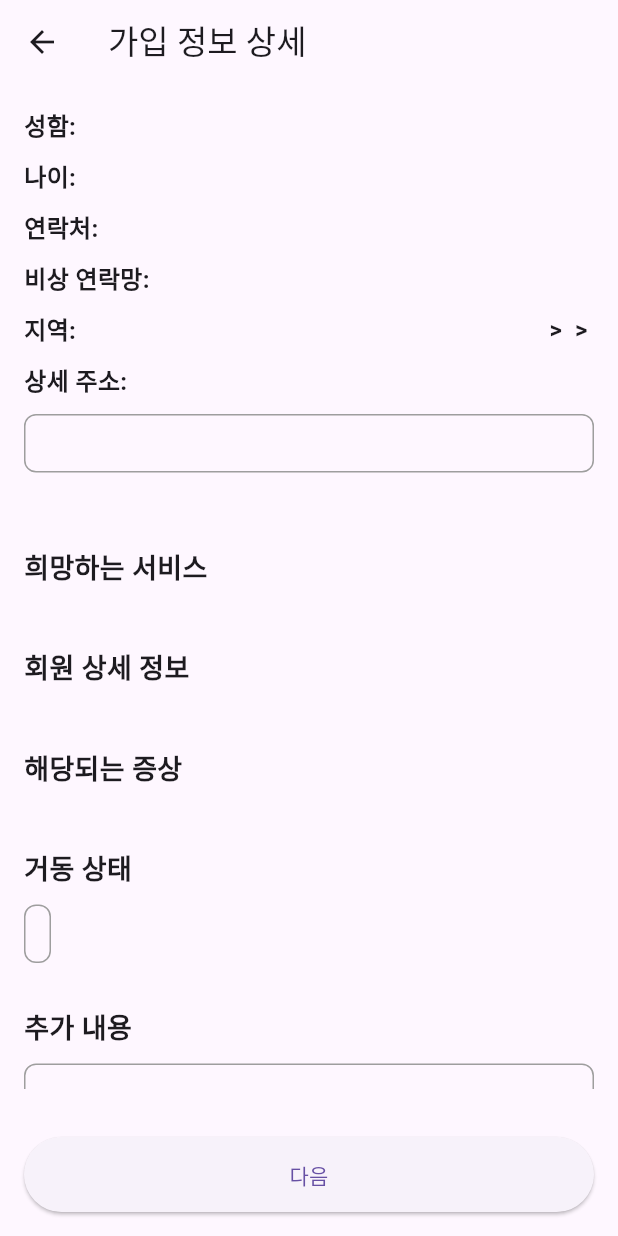
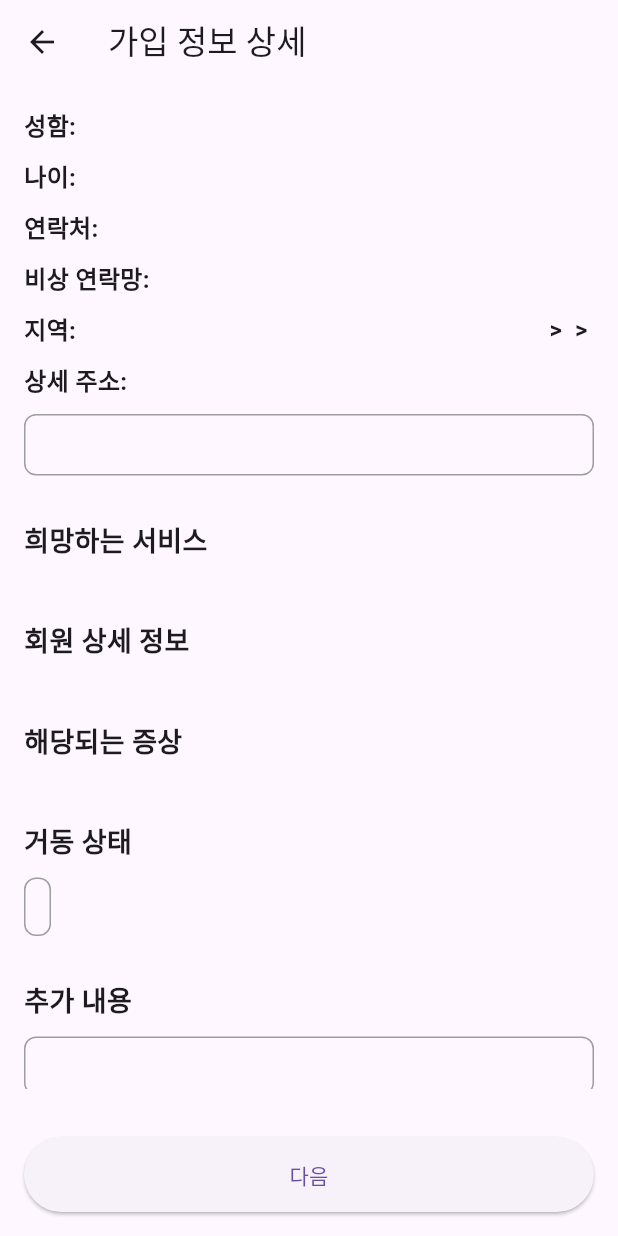
Before and after one commit to yujin10311/PNUSW-2024-team-05, a Flutter app: the RegisterSeniorScreen5 screen opened directly with empty values, on a phone screen of 412 x 824 dp. Run offline on Flutter 3.47's test engine with Material 3 defaults, Android fonts, the phone set to English and light mode, and no system bars; our stand-ins replace cloud_firestore, firebase_auth, firebase_core, firebase_storage, image_picker, shared_preferences and 2 more; missing offline and left inert: flutter_email_sender, google_mlkit_face_detection, tflite_flutter; accounts and stored records are empty.

Commit message:
노인측 가입화면(5) 약간 수정

```diff
--- a/WarmBoysApp/lib/screens/register/register_senior_screen_5.dart
+++ b/WarmBoysApp/lib/screens/register/register_senior_screen_5.dart
@@ -86,7 +86,7 @@ class _RegisterSeniorScreen5State extends State<RegisterSeniorScreen5> {
               _buildLocationSection(),
               SizedBox(height: 10),
               _buildDetailedAddressSection(),
-              SizedBox(height: 50),
+              SizedBox(height: 30),
               _buildActivitySection(),
               SizedBox(height: 30),
               _buildDependentSection(),
@@ -202,7 +202,7 @@ class _RegisterSeniorScreen5State extends State<RegisterSeniorScreen5> {
           ),
           child: Text(
             _detailedAddress,
-            style: TextStyle(fontSize: 14),
+            style: TextStyle(fontSize: 16),
             maxLines: 3,
             overflow: TextOverflow.ellipsis,
           ),
```
